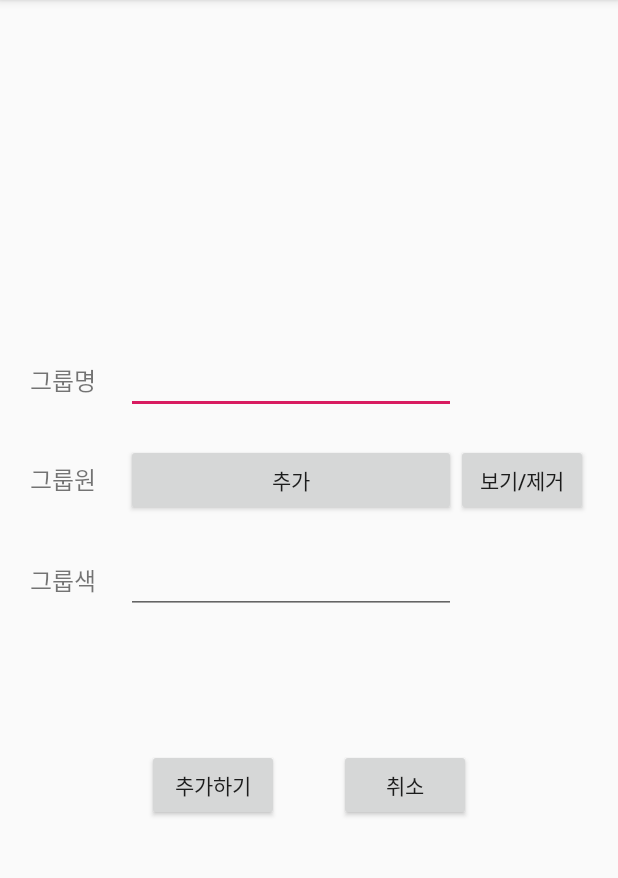
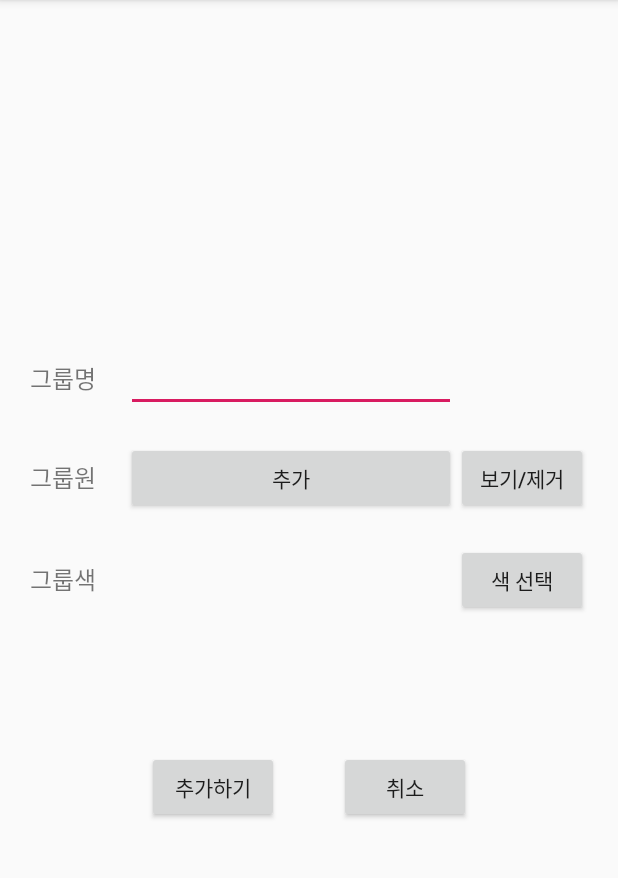
Before and after one commit to sonjuhy/Software_Engineering, an Android app: the GroupSubActivity screen opened directly, with no data from a screen before it, on a phone screen of 412 x 824 dp, the part 84-962 px from its top. Run offline under Robolectric (Android 15) with nearby library versions, the phone set to English and light mode, and no system bars; libraries missing offline, so code that uses them is left out: yuku.ambilwarna.

Commit message:
그룹 색지정 추가

```diff
--- a/app/build.gradle
+++ b/app/build.gradle
@@ -25,6 +25,7 @@ dependencies {
     implementation 'com.android.support:design:28.0.0'
     implementation 'com.android.support.constraint:constraint-layout:1.1.3'
     implementation 'com.google.android.gms:play-services-maps:16.1.0'
+    implementation 'com.github.yukuku:ambilwarna:2.0.1'
     testImplementation 'junit:junit:4.12'
     androidTestImplementation 'com.android.support.test:runner:1.0.2'
     androidTestImplementation 'com.android.support.test.espresso:espresso-core:3.0.2'
--- a/app/src/main/java/com/example/software_engineering/GroupSubActivity.java
+++ b/app/src/main/java/com/example/software_engineering/GroupSubActivity.java
@@ -2,38 +2,72 @@ package com.example.software_engineering;
 
 import android.support.v7.app.AppCompatActivity;
 import android.os.Bundle;
+import android.view.View;
+import android.widget.Button;
+import android.widget.TextView;
 
 import java.util.ArrayList;
 import java.util.Iterator;
 
+import yuku.ambilwarna.AmbilWarnaDialog;
+
 public class GroupSubActivity extends AppCompatActivity {
+    int colorPick;
+    TextView colorSample;
 
     @Override
     protected void onCreate(Bundle savedInstanceState) {
         super.onCreate(savedInstanceState);
         setContentView(R.layout.activity_group_sub);
+
+        Button button = findViewById(R.id.color_pick);
+        button.setOnClickListener(new View.OnClickListener() {
+            @Override
+            public void onClick(View v) {
+                openColorPicker();
+            }
+        });
     }
-    public void CreateNewGroup(String GroupName, int PeopleNumber){
-        Group group = new Group(GroupName,PeopleNumber);
+
+    private void openColorPicker() {
+        AmbilWarnaDialog colorPicker = new AmbilWarnaDialog(this, colorPick, new AmbilWarnaDialog.OnAmbilWarnaListener() {
+            @Override
+            public void onCancel(AmbilWarnaDialog dialog) {
+
+            }
+
+            @Override
+            public void onOk(AmbilWarnaDialog dialog, int color) {
+                colorSample = findViewById(R.id.color);
+                colorPick = color;
+                colorSample.setBackgroundColor(color);
+            }
+        });
+        colorPicker.show();
+    }
+
+    public void CreateNewGroup(String GroupName, int PeopleNumber) {
+        Group group = new Group(GroupName, PeopleNumber);
         User user = new User();
         user.Group_Input(group);
     }
-    public void ReviseGroup(String GroupName, int PeopleNumber){
+
+    public void ReviseGroup(String GroupName, int PeopleNumber) {
         User user = new User();
         ArrayList GroupLIst = user.UserGroup_Output();
-        for(int i = 0; i< GroupLIst.size() ; i++){
-            if(GroupLIst.contains(GroupName)){
+        for (int i = 0; i < GroupLIst.size(); i++) {
+            if (GroupLIst.contains(GroupName)) {
                 int index = GroupLIst.indexOf(GroupLIst);
-                GroupLIst.set(index,new Group(GroupName,PeopleNumber));
+                GroupLIst.set(index, new Group(GroupName, PeopleNumber));
             }
         }
     }
 
-    public  void  DeleteGroup(String GroupName, int PeopleNumber){
+    public void DeleteGroup(String GroupName, int PeopleNumber) {
         User user = new User();
         ArrayList GroupLIst = user.UserGroup_Output();
-        for(int i = 0; i< GroupLIst.size() ; i++){
-            if(GroupLIst.contains(GroupName)){
+        for (int i = 0; i < GroupLIst.size(); i++) {
+            if (GroupLIst.contains(GroupName)) {
                 int index = GroupLIst.indexOf(GroupLIst);
                 GroupLIst.remove(index);
             }
--- a/app/src/main/res/layout/activity_group_sub.xml
+++ b/app/src/main/res/layout/activity_group_sub.xml
@@ -82,12 +82,16 @@
                 android:text="그룹색"
                 android:textSize="16sp" />
 
-            <EditText
-                android:id="@+id/editText5"
+            <TextView
+                android:id="@+id/color"
+                android:layout_width="match_parent"
+                android:layout_height="match_parent" />
+
+            <Button
+                android:id="@+id/color_pick"
                 android:layout_width="wrap_content"
                 android:layout_height="wrap_content"
-                android:ems="9"
-                android:inputType="textPassword" />
+                android:text="색 선택" />
 
         </TableRow>
 
```
